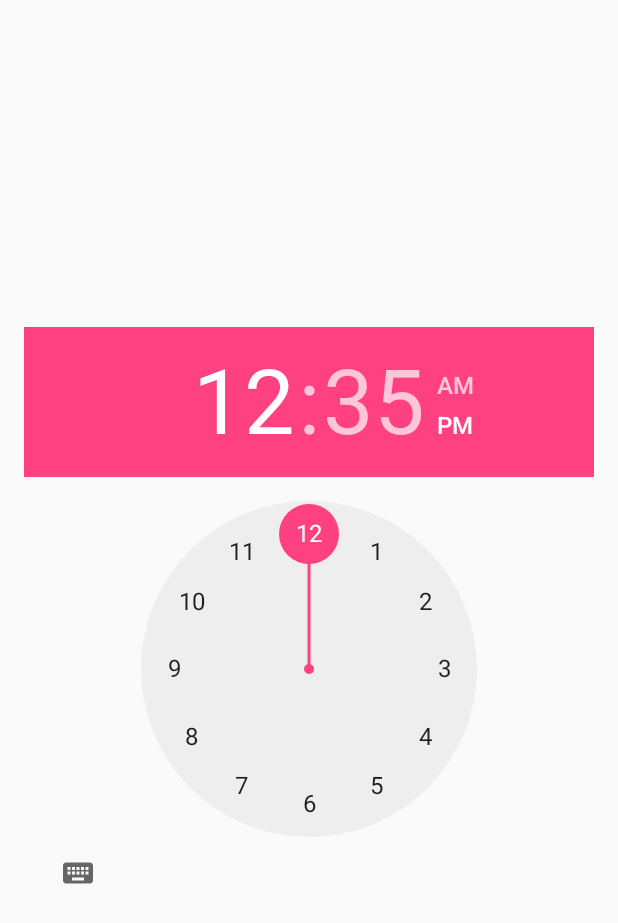
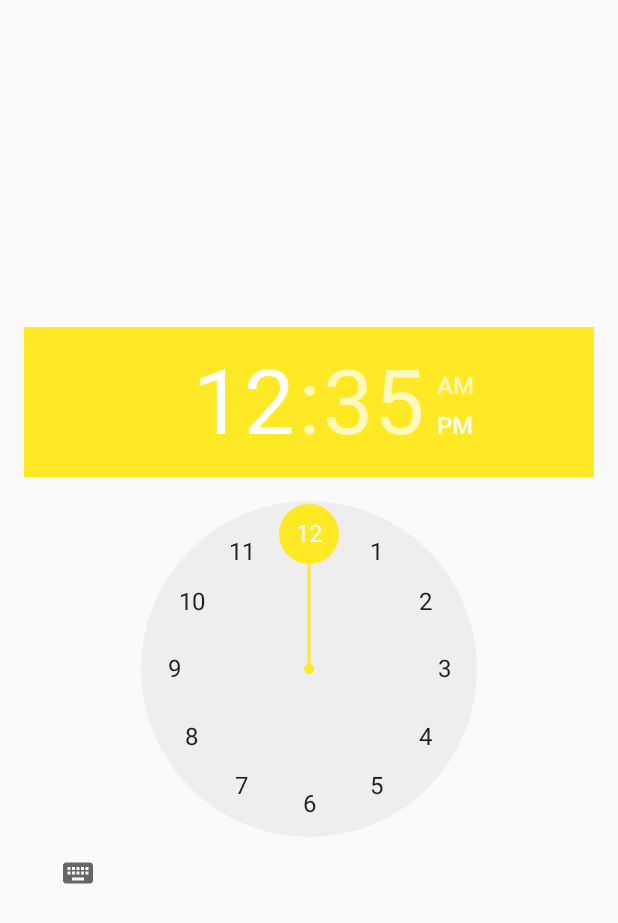
Before and after one commit to azuth/BirthdayNotification, an Android app: the screen it shows after launch (MainActivity), on a phone screen of 412 x 824 dp. Shown: the top 923 px of the screen. Run offline under Robolectric (Android 15) with nearby library versions, the phone set to English and light mode, and no system bars.

Commit message:
add custom icon and style

```diff
--- a/app/src/main/res/values/colors.xml
+++ b/app/src/main/res/values/colors.xml
@@ -1,6 +1,6 @@
 <?xml version="1.0" encoding="utf-8"?>
 <resources>
-    <color name="colorPrimary">#3F51B5</color>
-    <color name="colorPrimaryDark">#303F9F</color>
-    <color name="colorAccent">#FF4081</color>
+    <color name="colorPrimary">#ffeb3b</color>
+    <color name="colorPrimaryDark">#d2c231</color>
+    <color name="colorAccent">#ffe924</color>
 </resources>
```
Also changed, not shown: app/src/main/res/mipmap-hdpi/ic_launcher.png, app/src/main/res/mipmap-mdpi/ic_launcher.png, app/src/main/res/mipmap-xhdpi/ic_launcher.png, app/src/main/res/mipmap-xxhdpi/ic_launcher.png, app/src/main/res/mipmap-xxxhdpi/ic_launcher.png.
